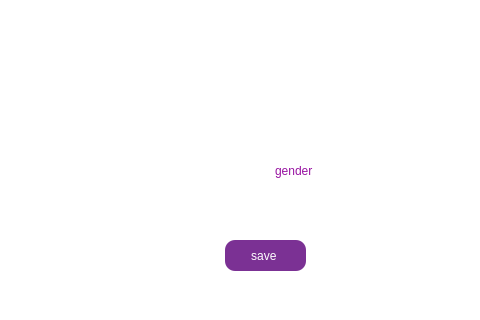
The window that editprofile.ui (Nirjaraa/spendwise) describes before a commit, drawn with Qt 5; both pictures show x 215 to 695 and y 220 to 540 of the 960 by 540 pixel window.
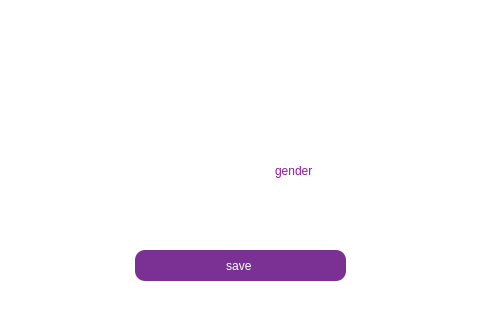
The same window after the commit. Icons and pictures are not drawn.

The edit to the form file:
```diff
--- a/editprofile.ui
+++ b/editprofile.ui
@@ -184,13 +184,9 @@
    <widget class="QPushButton" name="save">
     <property name="geometry">
      <rect>
-      <x>440</x>
-      <y>460</y>
-
-      <width>81</width>
-=======
+      <x>350</x>
+      <y>470</y>
       <width>211</width>
-
       <height>31</height>
      </rect>
     </property>
```
